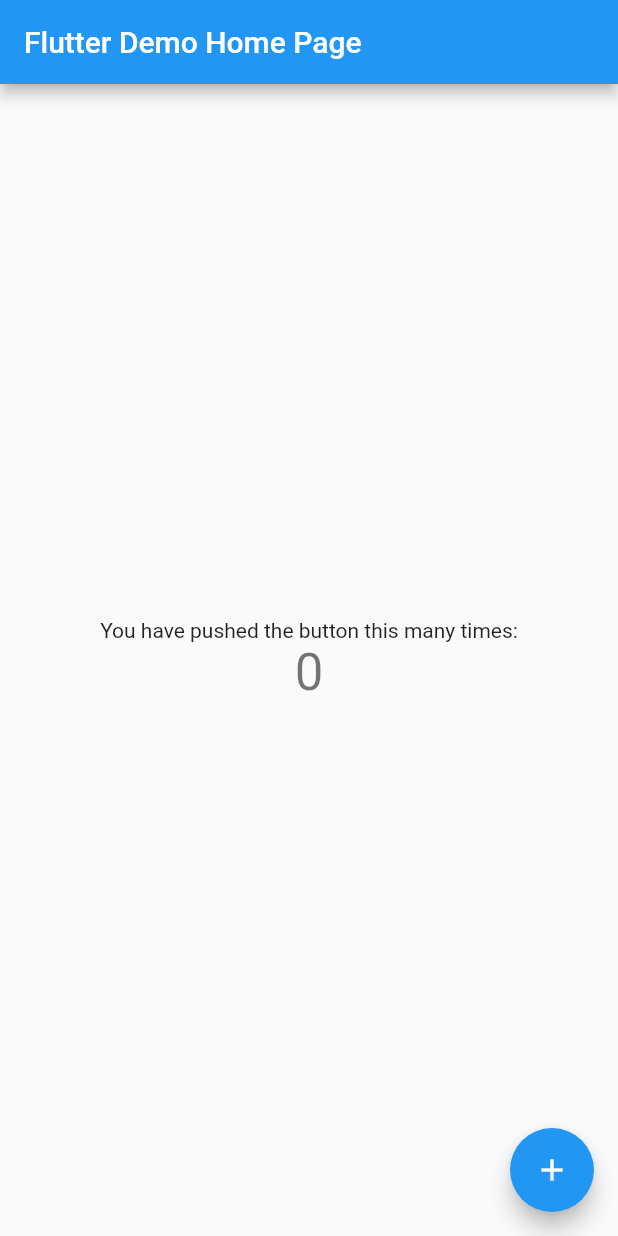
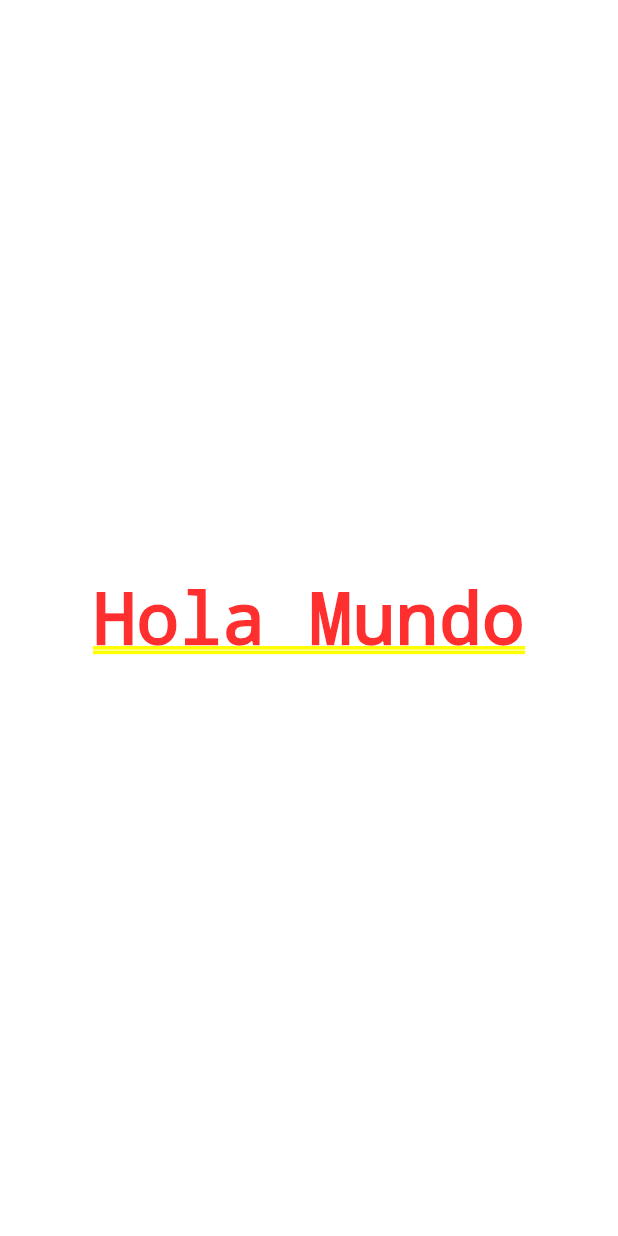
Before and after one commit to gervisbermudez/DeliveryFoodFlutterApp, a Flutter app: the screen it shows after launch, on a phone screen of 412 x 824 dp. Run offline on Flutter 3.47's test engine with Material 2 defaults, Android fonts, the phone set to English and light mode, and no system bars.

Commit message:
init project

```diff
--- a/lib/main.dart
+++ b/lib/main.dart
@@ -1,117 +1,15 @@
 import 'package:flutter/material.dart';
+import 'package:flutter_delivery_food_app/screens/home_screen.dart';
 
 void main() {
   runApp(MyApp());
 }
 
 class MyApp extends StatelessWidget {
-  // This widget is the root of your application.
   @override
   Widget build(BuildContext context) {
     return MaterialApp(
-      title: 'Flutter Demo',
-      theme: ThemeData(
-        // This is the theme of your application.
-        //
-        // Try running your application with "flutter run". You'll see the
-        // application has a blue toolbar. Then, without quitting the app, try
-        // changing the primarySwatch below to Colors.green and then invoke
-        // "hot reload" (press "r" in the console where you ran "flutter run",
-        // or simply save your changes to "hot reload" in a Flutter IDE).
-        // Notice that the counter didn't reset back to zero; the application
-        // is not restarted.
-        primarySwatch: Colors.blue,
-        // This makes the visual density adapt to the platform that you run
-        // the app on. For desktop platforms, the controls will be smaller and
-        // closer together (more dense) than on mobile platforms.
-        visualDensity: VisualDensity.adaptivePlatformDensity,
-      ),
-      home: MyHomePage(title: 'Flutter Demo Home Page'),
+      home: HomeScreen()
     );
   }
 }
-
-class MyHomePage extends StatefulWidget {
-  MyHomePage({Key key, this.title}) : super(key: key);
-
-  // This widget is the home page of your application. It is stateful, meaning
-  // that it has a State object (defined below) that contains fields that affect
-  // how it looks.
-
-  // This class is the configuration for the state. It holds the values (in this
-  // case the title) provided by the parent (in this case the App widget) and
-  // used by the build method of the State. Fields in a Widget subclass are
-  // always marked "final".
-
-  final String title;
-
-  @override
-  _MyHomePageState createState() => _MyHomePageState();
-}
-
-class _MyHomePageState extends State<MyHomePage> {
-  int _counter = 0;
-
-  void _incrementCounter() {
-    setState(() {
-      // This call to setState tells the Flutter framework that something has
-      // changed in this State, which causes it to rerun the build method below
-      // so that the display can reflect the updated values. If we changed
-      // _counter without calling setState(), then the build method would not be
-      // called again, and so nothing would appear to happen.
-      _counter++;
-    });
-  }
-
-  @override
-  Widget build(BuildContext context) {
-    // This method is rerun every time setState is called, for instance as done
-    // by the _incrementCounter method above.
-    //
-    // The Flutter framework has been optimized to make rerunning build methods
-    // fast, so that you can just rebuild anything that needs updating rather
-    // than having to individually change instances of widgets.
-    return Scaffold(
-      appBar: AppBar(
-        // Here we take the value from the MyHomePage object that was created by
-        // the App.build method, and use it to set our appbar title.
-        title: Text(widget.title),
-      ),
-      body: Center(
-        // Center is a layout widget. It takes a single child and positions it
-        // in the middle of the parent.
-        child: Column(
-          // Column is also a layout widget. It takes a list of children and
-          // arranges them vertically. By default, it sizes itself to fit its
-          // children horizontally, and tries to be as tall as its parent.
-          //
-          // Invoke "debug painting" (press "p" in the console, choose the
-          // "Toggle Debug Paint" action from the Flutter Inspector in Android
-          // Studio, or the "Toggle Debug Paint" command in Visual Studio Code)
-          // to see the wireframe for each widget.
-          //
-          // Column has various properties to control how it sizes itself and
-          // how it positions its children. Here we use mainAxisAlignment to
-          // center the children vertically; the main axis here is the vertical
-          // axis because Columns are vertical (the cross axis would be
-          // horizontal).
-          mainAxisAlignment: MainAxisAlignment.center,
-          children: <Widget>[
-            Text(
-              'You have pushed the button this many times:',
-            ),
-            Text(
-              '$_counter',
-              style: Theme.of(context).textTheme.headline4,
-            ),
-          ],
-        ),
-      ),
-      floatingActionButton: FloatingActionButton(
-        onPressed: _incrementCounter,
-        tooltip: 'Increment',
-        child: Icon(Icons.add),
-      ), // This trailing comma makes auto-formatting nicer for build methods.
-    );
-  }
-}
--- /dev/null
+++ b/lib/screens/home_screen.dart
@@ -0,0 +1,10 @@
+import 'package:flutter/cupertino.dart';
+
+class HomeScreen extends StatelessWidget {
+  @override
+  Widget build(BuildContext context) {
+    return Center(
+      child: Text("Hola Mundo"),
+    );
+  }
+}
```
Also changed, not shown: pubspec.lock.
